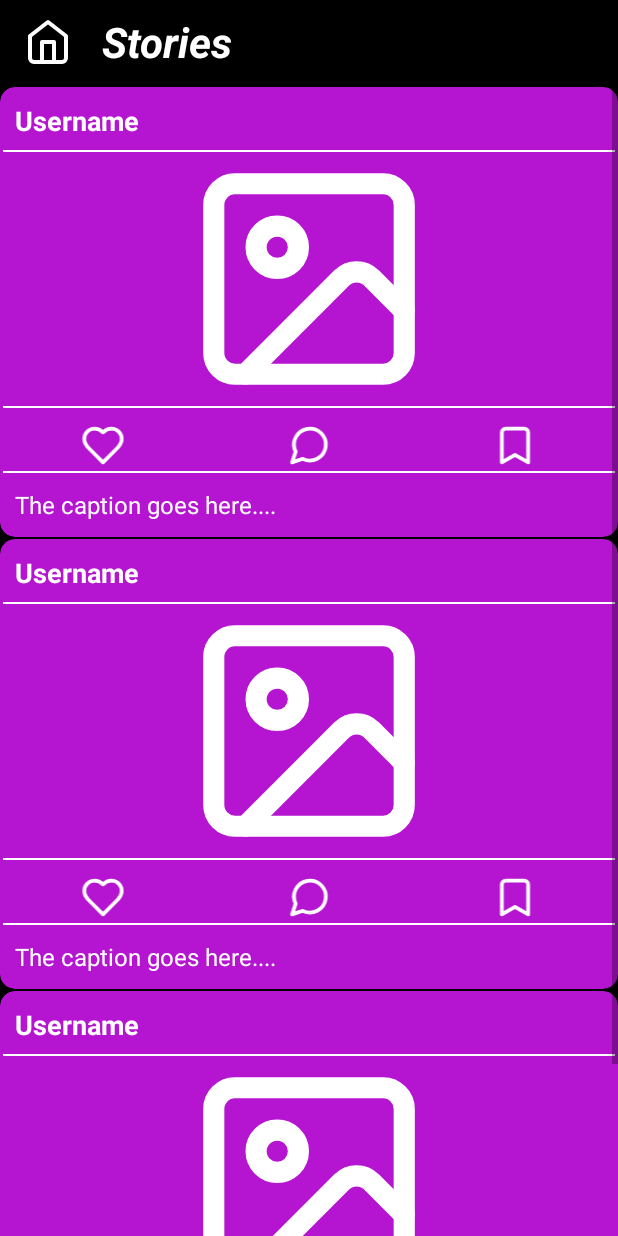
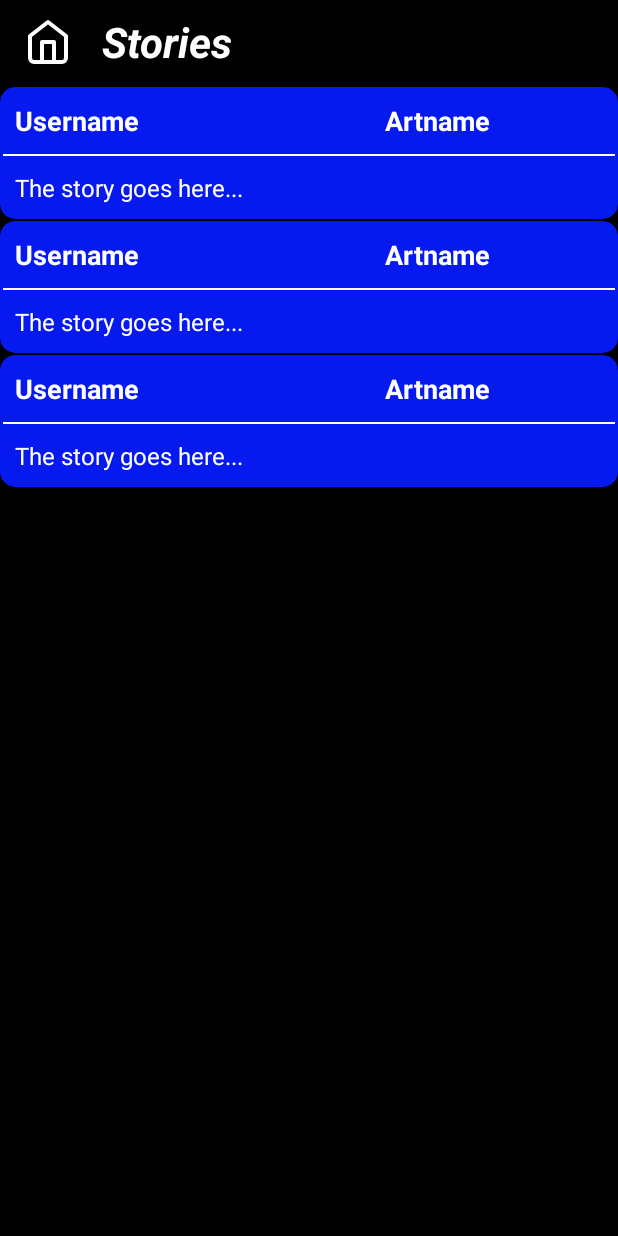
Before and after one commit to Shashankappu/smartGuide, an Android app: the layout activity_stories.xml on its own in the app's theme, with its tools: preview values and no code run, on a phone screen of 412 x 824 dp. Run offline under Robolectric (Android 15) with nearby library versions, the light colour scheme and no system bars.

Commit message:
view story is done

```diff
--- a/app/src/main/java/com/shashanksp/smartsonics/HomeScanActivity.java
+++ b/app/src/main/java/com/shashanksp/smartsonics/HomeScanActivity.java
@@ -81,7 +81,6 @@ public class HomeScanActivity extends AppCompatActivity {
         isGuide = getIntent().getBooleanExtra("isGuide",false);
         username = getIntent().getStringExtra("username");
         username = getusernameFromPrefs();
-        Log.d("crashh","username before sending"+username);
 
         // Get guideId and isGuide from SharedPreferences
 //        guideId = getGuideIdFromPrefs();
--- a/app/src/main/res/layout/stories_item.xml
+++ b/app/src/main/res/layout/stories_item.xml
@@ -1,23 +1,31 @@
 <?xml version="1.0" encoding="utf-8"?>
-<androidx.cardview.widget.CardView xmlns:android="http://schemas.android.com/apk/res/android"
+<androidx.cardview.widget.CardView
+    xmlns:android="http://schemas.android.com/apk/res/android"
     android:layout_width="match_parent"
-    android:layout_height="300dp"
+    android:layout_height="wrap_content"
     xmlns:app="http://schemas.android.com/apk/res-auto"
     android:elevation="10dp"
     android:layout_margin="10dp"
     app:cardCornerRadius="10dp"
-    android:backgroundTint="#B514D1">
+    android:backgroundTint="#061AEF">
 
     <LinearLayout
         android:layout_width="match_parent"
-        android:layout_height="match_parent"
-        android:weightSum="7"
+        android:layout_height="wrap_content"
+        android:weightSum="6"
         android:orientation="vertical">
 
+        <LinearLayout
+            android:layout_width="match_parent"
+            android:layout_height="wrap_content"
+            android:weightSum="5"
+            android:orientation="horizontal">
+
             <TextView
-            android:layout_width="match_parent"
-            android:layout_height="0dp"
-            android:layout_weight="1"
+                android:id="@+id/usernameTextView"
+                android:layout_width="0dp"
+                android:layout_height="wrap_content"
+                android:layout_weight="3"
                 android:text="Username"
                 android:textColor="@color/white"
                 android:textSize="18sp"
@@ -25,18 +33,21 @@
                 android:paddingVertical="10dp"
                 android:paddingHorizontal="10dp"
                 android:layout_gravity="center"/>
-        <com.google.android.material.divider.MaterialDivider
-            android:layout_width="match_parent"
-            android:layout_height="1dp"
-            android:layout_marginEnd="2dp"
-            android:layout_marginStart="2dp"
-            app:dividerColor="@color/white"/>
-        <ImageView
-            android:layout_width="match_parent"
-            android:layout_height="0dp"
-            android:layout_weight="4"
-            android:src="@drawable/image"
-            app:cardCornerRadius="10dp" />
+
+            <TextView
+                android:id="@+id/artnameTextView"
+                android:layout_width="0dp"
+                android:layout_height="wrap_content"
+                android:layout_weight="2"
+                android:text="Artname"
+                android:textColor="@color/white"
+                android:textSize="18sp"
+                android:textStyle="bold"
+                android:paddingVertical="10dp"
+                android:paddingHorizontal="10dp"
+                android:layout_gravity="center"/>
+        </LinearLayout>
+
         <com.google.android.material.divider.MaterialDivider
             android:layout_width="match_parent"
             android:layout_height="1dp"
@@ -44,52 +55,14 @@
             android:layout_marginStart="2dp"
             app:dividerColor="@color/white"/>
 
-        <LinearLayout
+        <TextView
+            android:id="@+id/storyContentTextView"
             android:layout_width="match_parent"
-            android:layout_height="0dp"
-            android:weightSum="3"
-            android:orientation="horizontal"
-            android:layout_weight="1">
-
-            <ImageView
-                android:layout_width="0dp"
-                android:layout_height="30dp"
-                android:layout_weight="1"
-                android:layout_margin="10dp"
-                android:src="@drawable/heart"
-                app:cardCornerRadius="10dp"/>
-            <ImageView
-                android:layout_width="0dp"
-                android:layout_height="30dp"
-                android:layout_weight="1"
-                android:layout_margin="10dp"
-                android:src="@drawable/comment"
-                app:cardCornerRadius="10dp"/>
-            <ImageView
-                android:layout_width="0dp"
-                android:layout_weight="1"
-                android:layout_height="30dp"
-                android:layout_margin="10dp"
-                android:src="@drawable/bookmark"
-                app:cardCornerRadius="10dp"/>
-        </LinearLayout>
-        <com.google.android.material.divider.MaterialDivider
-            android:layout_width="match_parent"
-            android:layout_height="1dp"
-            android:layout_marginEnd="2dp"
-            android:layout_marginStart="2dp"
-            app:dividerColor="@color/white"/>
-        <TextView
-            android:layout_width="match_parent"
-            android:layout_height="0dp"
-            android:layout_weight="1"
+            android:layout_height="wrap_content"
             android:padding="10dp"
             android:textColor="@color/white"
-            android:text="The caption goes here...."
+            android:text="The story goes here..."
             android:textSize="16sp"/>
-
-
     </LinearLayout>
 
-
 </androidx.cardview.widget.CardView>
```
Also changed, not shown: app/src/main/java/com/shashanksp/smartsonics/AddStoryActivity.java (+0 -11 lines), app/src/main/java/com/shashanksp/smartsonics/StoriesActivity.java (+55 -2 lines), app/src/main/java/com/shashanksp/smartsonics/StoriesAdapter.java (added, +78 -0 lines), app/src/main/java/com/shashanksp/smartsonics/Story.java (added, +38 -0 lines). Lines whose indentation alone changed are shown as unchanged.
